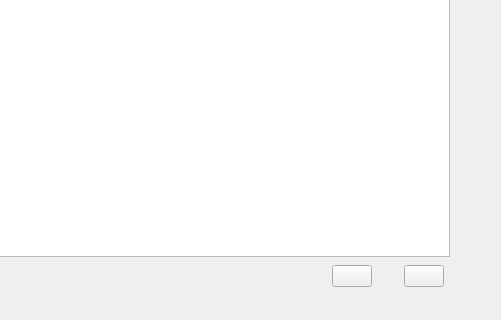
The window that Goat/otherinfoform.ui (po-ppy/NewGoat) describes before a commit, drawn with Qt 5; both pictures show x 303 to 804 and y 305 to 625 of the 804 by 625 pixel window.
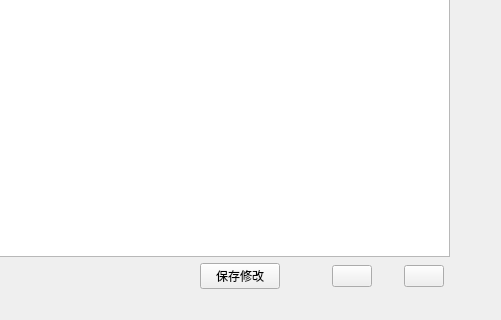
The same window after the commit. Icons and pictures are not drawn.

Patch:
```diff
--- a/Goat/otherinfoform.ui
+++ b/Goat/otherinfoform.ui
@@ -15,7 +15,7 @@
   </property>
   <layout class="QVBoxLayout" name="verticalLayout">
    <item>
-    <layout class="QGridLayout" name="gridLayout" columnstretch="0,0,0,0,0,0,0,0,0">
+    <layout class="QGridLayout" name="gridLayout" columnstretch="0,0,0,0,0,0,0,0,0,0,0">
      <item row="3" column="3">
       <spacer name="horizontalSpacer">
        <property name="orientation">
@@ -29,7 +29,7 @@
        </property>
       </spacer>
      </item>
-     <item row="3" column="5">
+     <item row="3" column="7">
       <spacer name="horizontalSpacer_3">
        <property name="orientation">
         <enum>Qt::Horizontal</enum>
@@ -73,7 +73,7 @@
        </property>
       </widget>
      </item>
-     <item row="3" column="4">
+     <item row="3" column="6">
       <widget class="QPushButton" name="removeButton">
        <property name="text">
         <string/>
@@ -90,7 +90,7 @@
        </property>
       </widget>
      </item>
-     <item row="3" column="6">
+     <item row="3" column="8">
       <widget class="QPushButton" name="addButton">
        <property name="text">
         <string/>
@@ -107,8 +107,19 @@
        </property>
       </widget>
      </item>
-     <item row="1" column="1" colspan="7">
-      <widget class="QTableView" name="tableView"/>
+     <item row="1" column="1" colspan="9">
+      <widget class="QTableView" name="tableView">
+       <property name="contextMenuPolicy">
+        <enum>Qt::CustomContextMenu</enum>
+       </property>
+      </widget>
+     </item>
+     <item row="3" column="4">
+      <widget class="QPushButton" name="saveChangeButton">
+       <property name="text">
+        <string>保存修改</string>
+       </property>
+      </widget>
      </item>
      <item row="3" column="0">
       <spacer name="horizontalSpacer_4">
@@ -158,7 +169,7 @@
        </property>
       </spacer>
      </item>
-     <item row="1" column="8">
+     <item row="1" column="10">
       <spacer name="horizontalSpacer_5">
        <property name="orientation">
         <enum>Qt::Horizontal</enum>
@@ -174,6 +185,22 @@
        </property>
       </spacer>
      </item>
+     <item row="3" column="5">
+      <spacer name="horizontalSpacer_2">
+       <property name="orientation">
+        <enum>Qt::Horizontal</enum>
+       </property>
+       <property name="sizeType">
+        <enum>QSizePolicy::Maximum</enum>
+       </property>
+       <property name="sizeHint" stdset="0">
+        <size>
+         <width>40</width>
+         <height>20</height>
+        </size>
+       </property>
+      </spacer>
+     </item>
     </layout>
    </item>
   </layout>
```
